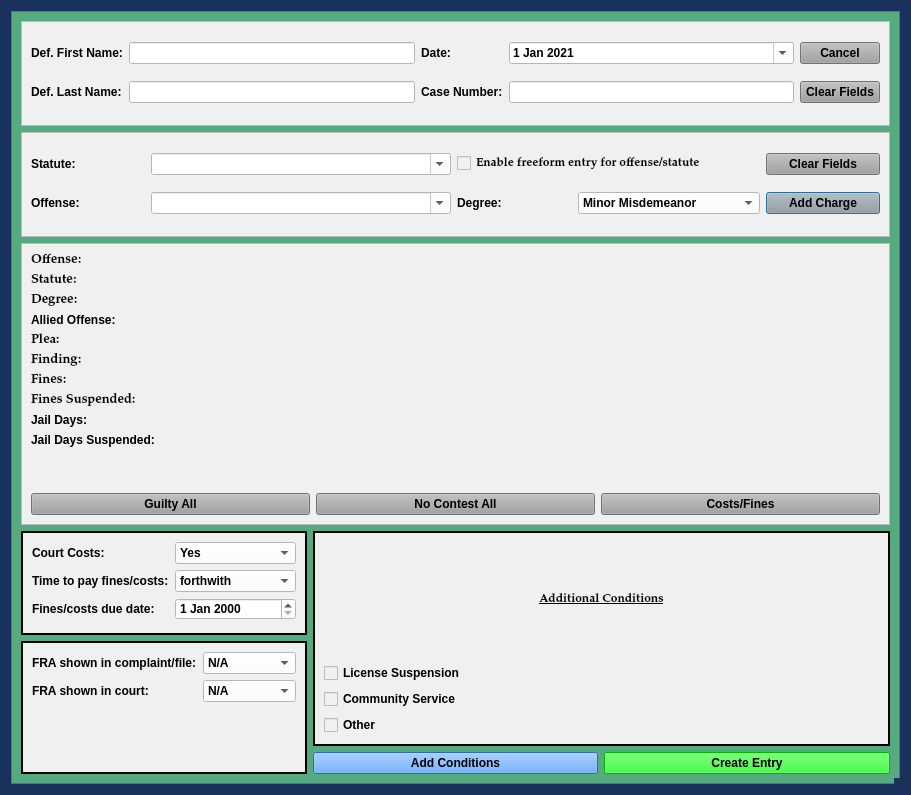
Qt form views/ui/JailCCPleaDialog.ui (HunterProgram22/MuniEntry) before a commit.
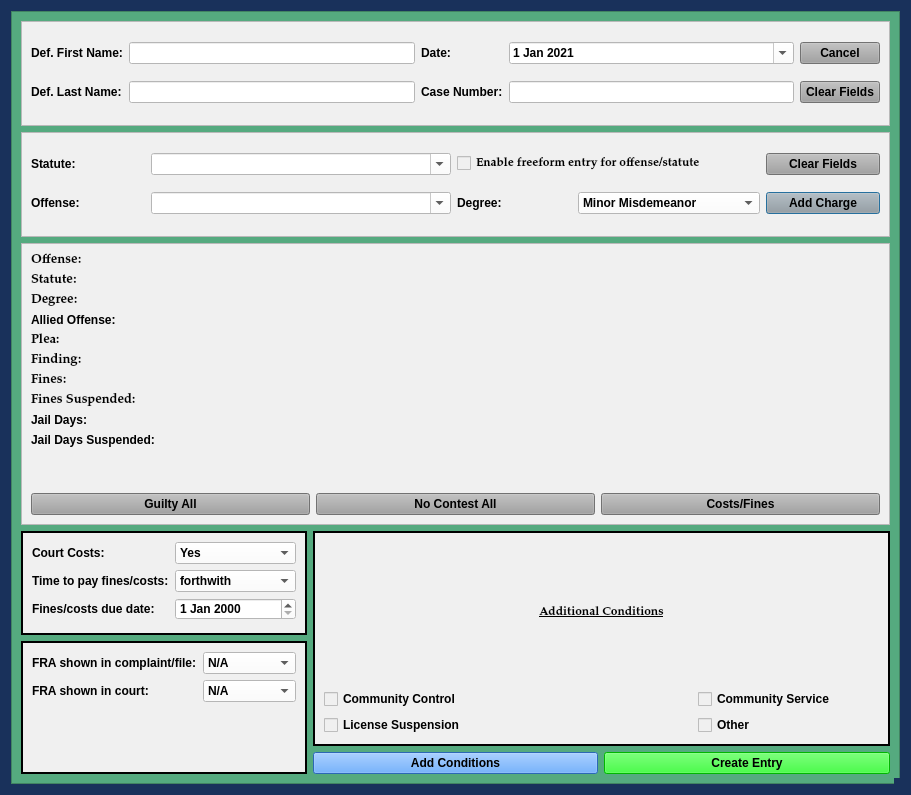
The same form after that commit.

Commit message: Add Comm Control Ui and View

Patch:
```diff
--- a/views/ui/JailCCPleaDialog.ui
+++ b/views/ui/JailCCPleaDialog.ui
@@ -162,8 +162,8 @@
        <rect>
         <x>0</x>
         <y>0</y>
-        <width>891</width>
-        <height>775</height>
+        <width>868</width>
+        <height>783</height>
        </rect>
       </property>
       <layout class="QGridLayout" name="gridLayout_4">
@@ -831,21 +831,7 @@
           <number>2</number>
          </property>
          <layout class="QGridLayout" name="gridLayout_5">
-          <item row="1" column="0">
-           <widget class="QCheckBox" name="license_suspension_checkBox">
-            <property name="text">
-             <string>License Suspension</string>
-            </property>
-           </widget>
-          </item>
-          <item row="2" column="0">
-           <widget class="QCheckBox" name="community_service_checkBox">
-            <property name="text">
-             <string>Community Service</string>
-            </property>
-           </widget>
-          </item>
-          <item row="0" column="0">
+          <item row="0" column="1">
            <widget class="QLabel" name="label_24">
             <property name="font">
              <font>
@@ -865,7 +851,28 @@
             </property>
            </widget>
           </item>
-          <item row="3" column="0">
+          <item row="1" column="0" colspan="2">
+           <widget class="QCheckBox" name="checkBox">
+            <property name="text">
+             <string>Community Control</string>
+            </property>
+           </widget>
+          </item>
+          <item row="1" column="2">
+           <widget class="QCheckBox" name="community_service_checkBox">
+            <property name="text">
+             <string>Community Service</string>
+            </property>
+           </widget>
+          </item>
+          <item row="2" column="0">
+           <widget class="QCheckBox" name="license_suspension_checkBox">
+            <property name="text">
+             <string>License Suspension</string>
+            </property>
+           </widget>
+          </item>
+          <item row="2" column="2">
            <widget class="QCheckBox" name="other_conditions_checkBox">
             <property name="enabled">
              <bool>true</bool>
```
The commit also changes 8 other files.
